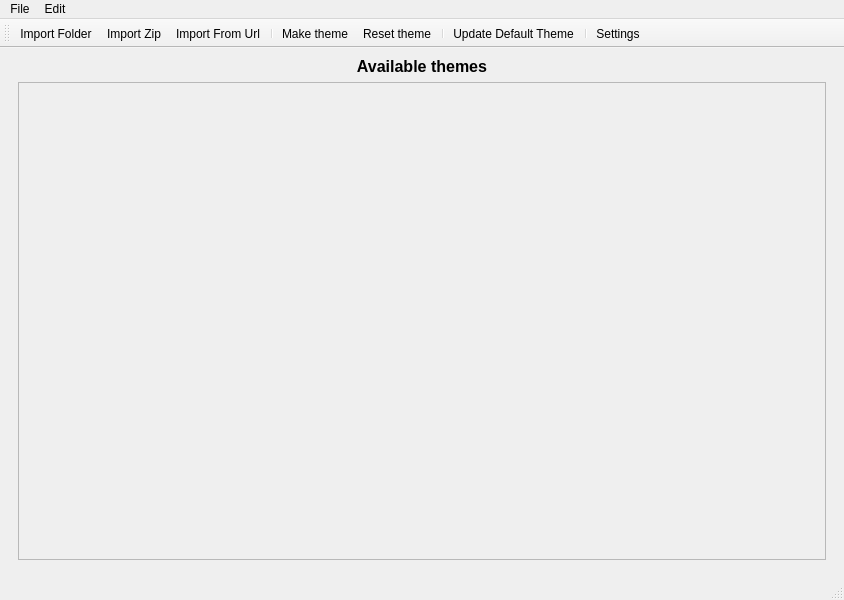
DrLutzi/wakfu-theme-manager, file ui/mainwindow.ui: the form before one commit.
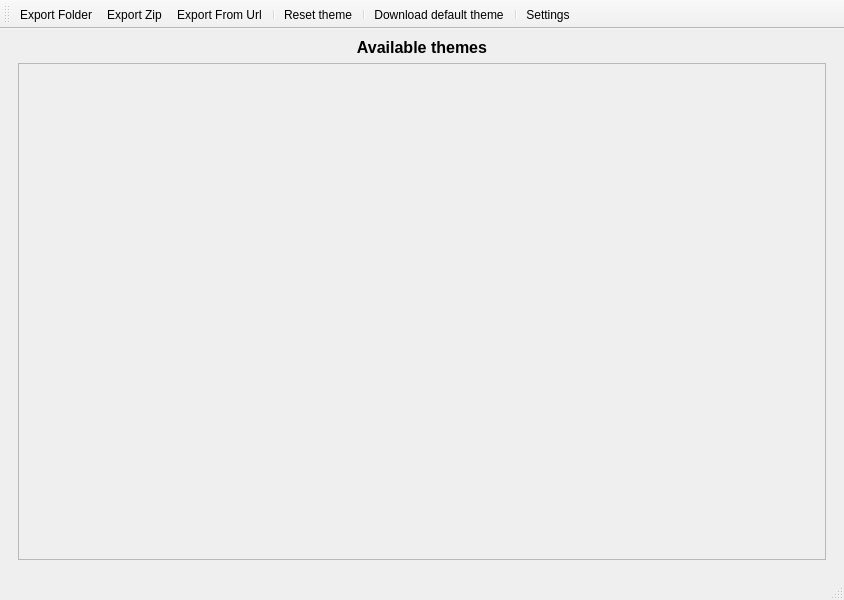
The form after the commit. Icons and pictures are not drawn.

Commit message: Fixed and refactored folder and zip export (core+ui).

The edit to the form file:
```diff
--- a/ui/mainwindow.ui
+++ b/ui/mainwindow.ui
@@ -54,7 +54,7 @@
             <x>0</x>
             <y>0</y>
             <width>806</width>
-            <height>422</height>
+            <height>444</height>
            </rect>
           </property>
           <property name="acceptDrops">
@@ -68,38 +68,6 @@
     </item>
    </layout>
   </widget>
-  <widget class="QMenuBar" name="menubar">
-   <property name="geometry">
-    <rect>
-     <x>0</x>
-     <y>0</y>
-     <width>844</width>
-     <height>22</height>
-    </rect>
-   </property>
-   <widget class="QMenu" name="menuFile">
-    <property name="title">
-     <string>File</string>
-    </property>
-    <addaction name="actionOpen"/>
-    <addaction name="actionOpen_Zip"/>
-    <addaction name="actionImport_From_Url"/>
-   </widget>
-   <widget class="QMenu" name="menuEdit">
-    <property name="title">
-     <string>Edit</string>
-    </property>
-    <addaction name="actionMake_theme"/>
-    <addaction name="actionReset"/>
-    <addaction name="separator"/>
-    <addaction name="actionDownload"/>
-    <addaction name="separator"/>
-    <addaction name="actionParameters"/>
-    <addaction name="separator"/>
-   </widget>
-   <addaction name="menuFile"/>
-   <addaction name="menuEdit"/>
-  </widget>
   <widget class="QStatusBar" name="statusbar"/>
   <widget class="QToolBar" name="toolBar">
    <property name="sizePolicy">
@@ -130,7 +98,6 @@
    <addaction name="actionOpen_Zip"/>
    <addaction name="actionImport_From_Url"/>
    <addaction name="separator"/>
-   <addaction name="actionMake_theme"/>
    <addaction name="actionReset"/>
    <addaction name="separator"/>
    <addaction name="actionDownload"/>
@@ -143,7 +110,10 @@
      <normaloff>:/resources/colored/colored/folder-plus.svg</normaloff>:/resources/colored/colored/folder-plus.svg</iconset>
    </property>
    <property name="text">
-    <string>Import Folder</string>
+    <string>Export Folder</string>
+   </property>
+   <property name="iconText">
+    <string>Export Folder</string>
    </property>
    <property name="toolTip">
     <string>Import folder: Imports a theme folder, or a folder containing several theme folders.</string>
@@ -163,7 +133,7 @@
      <normaloff>:/resources/colored/colored/download.svg</normaloff>:/resources/colored/colored/download.svg</iconset>
    </property>
    <property name="text">
-    <string>Update Default Theme</string>
+    <string>Download default theme</string>
    </property>
    <property name="toolTip">
     <string>Update: downloads and imports the latest default theme json file, textures, and colors.</string>
@@ -222,7 +192,7 @@
      <normaloff>:/resources/colored/colored/file-plus.svg</normaloff>:/resources/colored/colored/file-plus.svg</iconset>
    </property>
    <property name="text">
-    <string>Import Zip</string>
+    <string>Export Zip</string>
    </property>
    <property name="toolTip">
     <string>Import Zip: unzips and imports a .zip file containing a theme.</string>
@@ -234,7 +204,7 @@
      <normaloff>:/resources/colored/colored/link.svg</normaloff>:/resources/colored/colored/link.svg</iconset>
    </property>
    <property name="text">
-    <string>Import From Url</string>
+    <string>Export From Url</string>
    </property>
    <property name="toolTip">
     <string>Import From Url: downloads, extracts and imports a .zip file containing a theme.</string>
```
Left out of the diff: 12 changed lines with no effect on the pictures. The commit also changes 6 other files.
